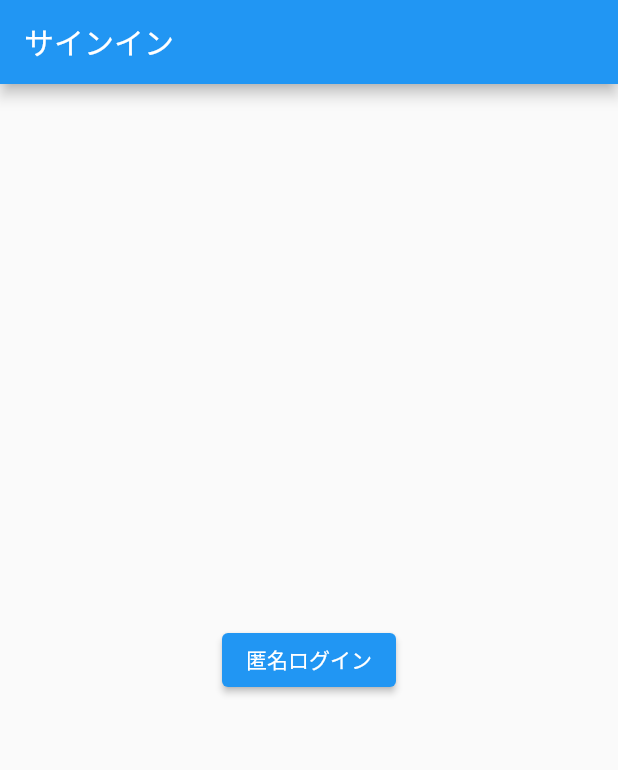
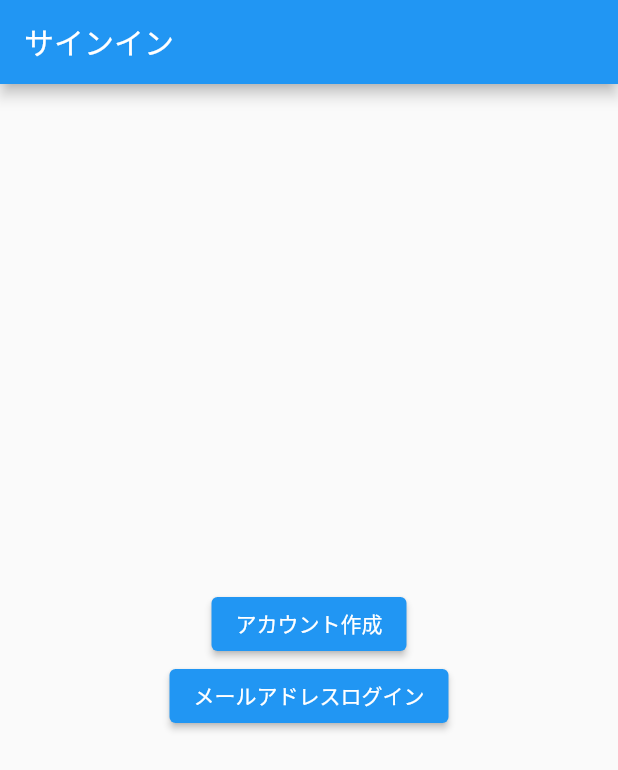
Before and after one commit to mqkotoo/practice_firebase, a Flutter app: the screen it shows after launch, on a phone screen of 412 x 824 dp. Shown: the top 770 px of the screen. Run offline on Flutter 3.47's test engine with Material 2 defaults, Android fonts, the phone set to English and light mode, and no system bars; our stand-ins replace cloud_firestore, firebase_auth, firebase_core; accounts and stored records are empty.

Commit message:
setting email user create and login

```diff
--- a/lib/sign_in_page.dart
+++ b/lib/sign_in_page.dart
@@ -11,10 +11,30 @@ class SignInPage extends StatefulWidget {
 class _SignInPageState extends State<SignInPage> {
   final FirebaseAuth _auth = FirebaseAuth.instance;
 
+  // 匿名サインインのメソッド
   Future<void> signInAnonymously() async {
     UserCredential userCredential = await _auth.signInAnonymously();
     print(userCredential.user);
   }
+
+  // メールアドレス、パスワードでユーザー作成
+  Future<void> createUserFromEmail() async{
+    UserCredential userCredential = await  _auth.createUserWithEmailAndPassword(
+        email: 'test@test.com',
+        password: 'testtest'
+    );
+    print("Emailからユーザー作成完了");
+  }
+
+  Future<void> signInFromEmail() async{
+    UserCredential userCredential = await _auth.signInWithEmailAndPassword(
+        email: 'test@test.com',
+        password: 'testtest'
+    );
+    print(userCredential.user);
+    print("rグイン完了");
+  }
+
 
   @override
   Widget build(BuildContext context) {
@@ -23,11 +43,24 @@ class _SignInPageState extends State<SignInPage> {
         title: const Text("サインイン"),
       ),
       body: Center(
-        child: ElevatedButton(
-          onPressed: () {
-            signInAnonymously();
-          },
-          child: const Text('匿名ログイン'),
+        child: Column(
+          mainAxisAlignment: MainAxisAlignment.center,
+          children: [
+            // 匿名ログイン
+            ElevatedButton(
+              onPressed: () {
+                createUserFromEmail();
+              },
+              child: const Text('アカウント作成'),
+            ),
+            // メール、パスワードログイン
+            ElevatedButton(
+              onPressed: () {
+                signInFromEmail();
+              },
+              child: const Text('メールアドレスログイン'),
+            ),
+          ],
         ),
       ),
     );
```
